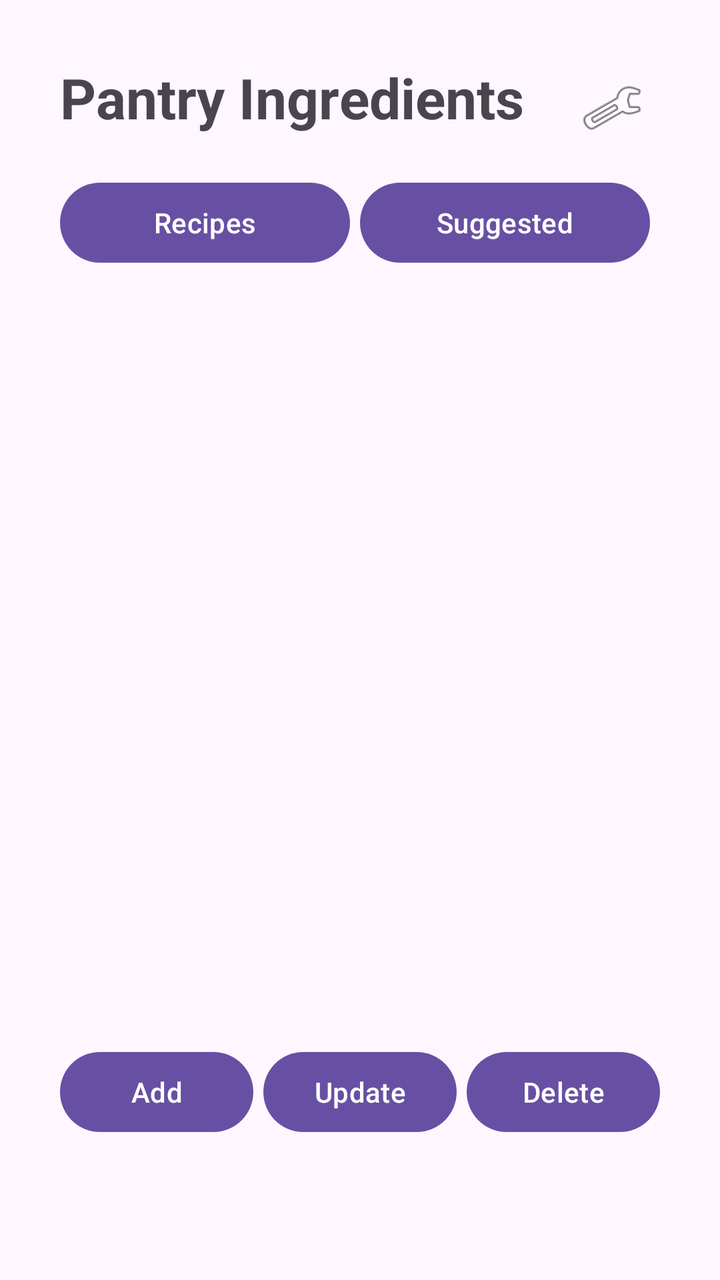
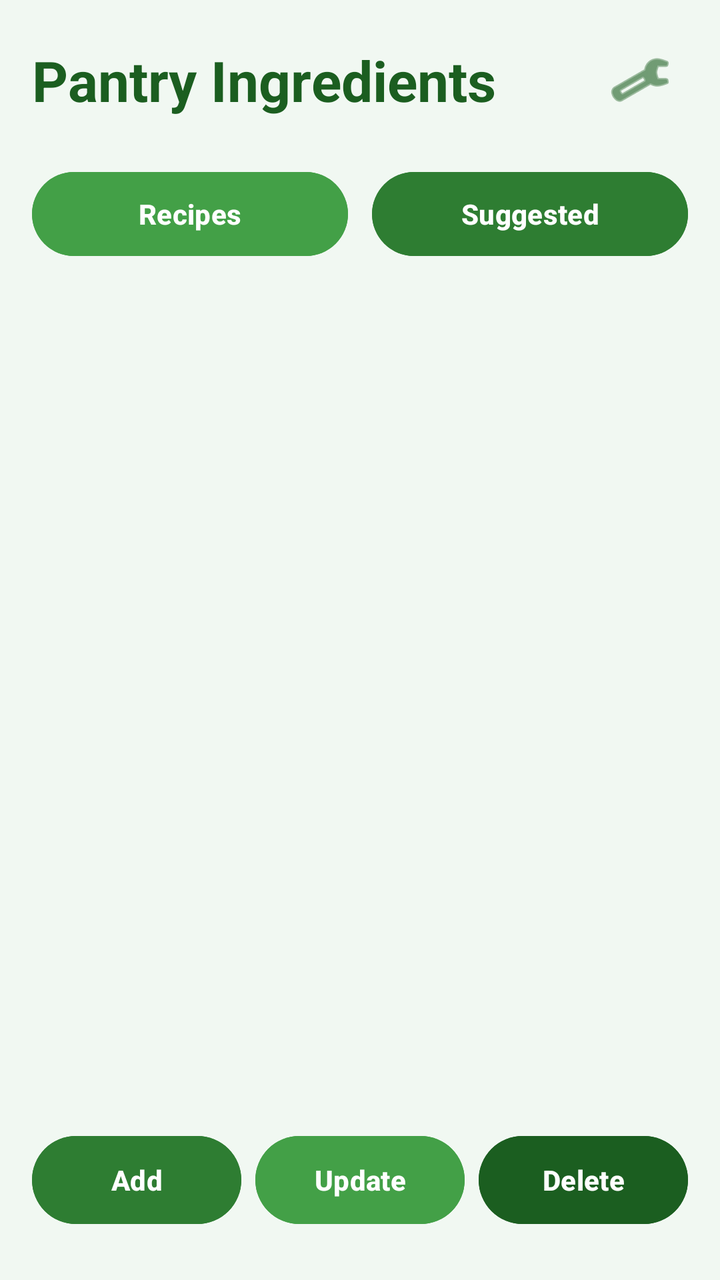

The first picture is an Android layout as it rendered before a commit; the second is the same layout after the commit. The layout source and the unified diff follow.
<!-- AndroidManifest.xml: application theme Theme.SmartPantryManager -->
<!-- res/layout/activity_main.xml -->
<?xml version="1.0" encoding="utf-8"?>
<LinearLayout xmlns:android="http://schemas.android.com/apk/res/android"
    xmlns:app="http://schemas.android.com/apk/res-auto"
    xmlns:tools="http://schemas.android.com/tools"
    android:id="@+id/main"
    android:orientation="vertical"
    android:gravity="center"
    android:padding="30dp"
    android:layout_width="match_parent"
    android:layout_height="match_parent"
    tools:context=".MainActivity">

    <LinearLayout
        android:orientation="horizontal"
        android:layout_width="match_parent"
        android:layout_height="wrap_content" >

        <TextView
            android:id="@+id/Title"
            android:text="Pantry Ingredients"
            android:textSize="28sp"
            android:textStyle="bold"
            android:layout_marginBottom="20dp"
            android:layout_weight="1"
            android:layout_width="wrap_content"
            android:layout_height="wrap_content" />

        <ImageButton
            android:id="@+id/btnSettings"
            android:src="@android:drawable/ic_menu_manage"
            android:background="@android:color/transparent"
            android:layout_width="48dp"
            android:layout_height="48dp" />

    </LinearLayout>


<LinearLayout
    android:layout_width="match_parent"
    android:layout_height="wrap_content" >

    <Button
        android:id="@+id/btnRecipes"
        android:layout_width="0dp"
        android:layout_height="wrap_content"
        android:layout_weight="1"
        android:layout_marginEnd="5dp"
        android:layout_marginBottom="20dp"
        android:text="Recipes" />

    <Button
        android:id="@+id/btnSuggestedRecipes"
        android:text="Suggested"
        android:layout_weight="1"
        android:layout_width="0dp"
        android:layout_height="wrap_content"
        android:layout_marginEnd="5dp"
        android:layout_marginBottom="20dp"/>

</LinearLayout>


    <TextView
        android:id="@+id/EmptyMessage"
        android:text="Add ingredients to get started"
        android:textSize="16sp"
        android:gravity="bottom"
        android:visibility="gone"
        android:layout_weight="1"
        android:layout_width="wrap_content"
        android:layout_height="0dp" />

    <androidx.recyclerview.widget.RecyclerView
        android:id="@+id/recyclerIngredients"
        android:layout_weight="1"
        android:layout_width="match_parent"
        android:layout_height="0dp" />

    <LinearLayout
        android:orientation="horizontal"
        android:layout_marginBottom="20dp"
        android:layout_width="match_parent"
        android:layout_height="wrap_content">
    <Button
        android:id="@+id/btnAddIngredient"
        android:text="Add"
        android:layout_marginBottom="20dp"
        android:layout_marginEnd="5dp"
        android:layout_width="0dp"
        android:layout_height="wrap_content"
        android:layout_weight="1"/>
    <Button
        android:id="@+id/btnUpdateIngredient"
        android:text="Update"
        android:layout_marginBottom="20dp"
        android:layout_marginEnd="5dp"
        android:layout_width="0dp"
        android:layout_height="wrap_content"
        android:layout_weight="1"/>
    <Button
        android:id="@+id/btnDeleteIngredient"
        android:text="Delete"
        android:layout_marginBottom="20dp"
        android:layout_width="0dp"
        android:layout_height="wrap_content"
        android:layout_weight="1"/>

    </LinearLayout>

</LinearLayout>
<!-- resources referenced by this layout -->
<resources>
  <style name="Theme.SmartPantryManager" parent="Base.Theme.SmartPantryManager" />
  <style name="Base.Theme.SmartPantryManager" parent="Theme.Material3.DayNight.NoActionBar">
          
          
      </style>
</resources>

<!-- the commit's change to res/layout/activity_main.xml (unified diff, before → after) -->
@@ -1,109 +1,141 @@
 <?xml version="1.0" encoding="utf-8"?>
-<LinearLayout xmlns:android="http://schemas.android.com/apk/res/android"
-    xmlns:app="http://schemas.android.com/apk/res-auto"
+<LinearLayout
+    xmlns:android="http://schemas.android.com/apk/res/android"
     xmlns:tools="http://schemas.android.com/tools"
     android:id="@+id/main"
-    android:orientation="vertical"
-    android:gravity="center"
-    android:padding="30dp"
     android:layout_width="match_parent"
     android:layout_height="match_parent"
+    android:orientation="vertical"
+    android:background="@color/green_very_light"
+    android:padding="16dp"
     tools:context=".MainActivity">
 
+    
     <LinearLayout
+        android:layout_width="match_parent"
+        android:layout_height="wrap_content"
         android:orientation="horizontal"
-        android:layout_width="match_parent"
-        android:layout_height="wrap_content" >
+        android:gravity="center_vertical"
+        android:layout_marginBottom="18dp">
 
         <TextView
             android:id="@+id/Title"
+            android:layout_width="0dp"
+            android:layout_height="wrap_content"
+            android:layout_weight="1"
             android:text="Pantry Ingredients"
+            android:textColor="@color/green_dark"
             android:textSize="28sp"
-            android:textStyle="bold"
-            android:layout_marginBottom="20dp"
-            android:layout_weight="1"
-            android:layout_width="wrap_content"
-            android:layout_height="wrap_content" />
+            android:textStyle="bold" />
 
         <ImageButton
             android:id="@+id/btnSettings"
+            android:layout_width="48dp"
+            android:layout_height="48dp"
             android:src="@android:drawable/ic_menu_manage"
+            android:tint="@color/green_dark"
+            android:padding="10dp"
             android:background="@android:color/transparent"
-            android:layout_width="48dp"
-            android:layout_height="48dp" />
+            android:contentDescription="Settings" />
 
     </LinearLayout>
 
+    <LinearLayout
+        android:layout_width="match_parent"
+        android:layout_height="wrap_content"
+        android:orientation="horizontal"
+        android:layout_marginBottom="16dp">
 
-<LinearLayout
-    android:layout_width="match_parent"
-    android:layout_height="wrap_content" >
+        <Button
+            android:id="@+id/btnRecipes"
+            android:layout_width="0dp"
+            android:layout_height="50dp"
+            android:layout_weight="1"
+            android:layout_marginEnd="6dp"
+            android:text="Recipes"
+            android:textColor="@color/White"
+            android:textStyle="bold"
+            android:backgroundTint="@color/green_medium" />
 
-    <Button
-        android:id="@+id/btnRecipes"
-        android:layout_width="0dp"
-        android:layout_height="wrap_content"
-        android:layout_weight="1"
-        android:layout_marginEnd="5dp"
-        android:layout_marginBottom="20dp"
-        android:text="Recipes" />
+        <Button
+            android:id="@+id/btnSuggestedRecipes"
+            android:layout_width="0dp"
+            android:layout_height="50dp"
+            android:layout_weight="1"
+            android:layout_marginStart="6dp"
+            android:text="Suggested"
+            android:textColor="@color/White"
+            android:textStyle="bold"
+            android:backgroundTint="@color/green_primary" />
 
-    <Button
-        android:id="@+id/btnSuggestedRecipes"
-        android:text="Suggested"
-        android:layout_weight="1"
-        android:layout_width="0dp"
-        android:layout_height="wrap_content"
-        android:layout_marginEnd="5dp"
-        android:layout_marginBottom="20dp"/>
+    </LinearLayout>
 
-</LinearLayout>
+    <FrameLayout
+        android:layout_width="match_parent"
+        android:layout_height="0dp"
+        android:layout_weight="1">
 
+        <androidx.recyclerview.widget.RecyclerView
+            android:id="@+id/recyclerIngredients"
+            android:layout_width="match_parent"
+            android:layout_height="match_parent"
+            android:paddingTop="4dp"
+            android:paddingBottom="6dp"
+            android:clipToPadding="false" />
 
-    <TextView
-        android:id="@+id/EmptyMessage"
-        android:text="Add ingredients to get started"
-        android:textSize="16sp"
-        android:gravity="bottom"
-        android:visibility="gone"
-        android:layout_weight="1"
-        android:layout_width="wrap_content"
-        android:layout_height="0dp" />
+        <TextView
+            android:id="@+id/EmptyMessage"
+            android:layout_width="match_parent"
+            android:layout_height="match_parent"
+            android:gravity="center"
+            android:text="Add ingredients to get started"
+            android:textColor="@color/text_secondary"
+            android:textSize="17sp"
+            android:textStyle="bold"
+            android:visibility="gone" />
 
-    <androidx.recyclerview.widget.RecyclerView
-        android:id="@+id/recyclerIngredients"
-        android:layout_weight="1"
-        android:layout_width="match_parent"
-        android:layout_height="0dp" />
+    </FrameLayout>
 
     <LinearLayout
+        android:layout_width="match_parent"
+        android:layout_height="wrap_content"
         android:orientation="horizontal"
-        android:layout_marginBottom="20dp"
-        android:layout_width="match_parent"
-        android:layout_height="wrap_content">
-    <Button
-        android:id="@+id/btnAddIngredient"
-        android:text="Add"
-        android:layout_marginBottom="20dp"
-        android:layout_marginEnd="5dp"
-        android:layout_width="0dp"
-        android:layout_height="wrap_content"
-        android:layout_weight="1"/>
-    <Button
-        android:id="@+id/btnUpdateIngredient"
-        android:text="Update"
-        android:layout_marginBottom="20dp"
-        android:layout_marginEnd="5dp"
-        android:layout_width="0dp"
-        android:layout_height="wrap_content"
-        android:layout_weight="1"/>
-    <Button
-        android:id="@+id/btnDeleteIngredient"
-        android:text="Delete"
-        android:layout_marginBottom="20dp"
-        android:layout_width="0dp"
-        android:layout_height="wrap_content"
-        android:layout_weight="1"/>
+        android:layout_marginTop="14dp"
+        android:layout_marginBottom="8dp">
+
+        <Button
+            android:id="@+id/btnAddIngredient"
+            android:layout_width="0dp"
+            android:layout_height="52dp"
+            android:layout_weight="1"
+            android:layout_marginEnd="5dp"
+            android:text="Add"
+            android:textColor="@color/White"
+            android:textStyle="bold"
+            android:backgroundTint="@color/green_primary" />
+
+        <Button
+            android:id="@+id/btnUpdateIngredient"
+            android:layout_width="0dp"
+            android:layout_height="52dp"
+            android:layout_weight="1"
+            android:layout_marginStart="2dp"
+            android:layout_marginEnd="2dp"
+            android:text="Update"
+            android:textColor="@color/White"
+            android:textStyle="bold"
+            android:backgroundTint="@color/green_medium" />
+
+        <Button
+            android:id="@+id/btnDeleteIngredient"
+            android:layout_width="0dp"
+            android:layout_height="52dp"
+            android:layout_weight="1"
+            android:layout_marginStart="5dp"
+            android:text="Delete"
+            android:textColor="@color/White"
+            android:textStyle="bold"
+            android:backgroundTint="@color/green_dark" />
 
     </LinearLayout>
 
<!-- resource entries referenced after the edit -->
@@ -1,5 +1,11 @@
 <!-- resources referenced by this layout -->
 <resources>
+  <color name="White">#FFFFFF</color>
+  <color name="green_dark">#1B5E20</color>
+  <color name="green_medium">#43A047</color>
+  <color name="green_primary">#2E7D32</color>
+  <color name="green_very_light">#F1F8F2</color>
+  <color name="text_secondary">#657365</color>
   <style name="Theme.SmartPantryManager" parent="Base.Theme.SmartPantryManager" />
   <style name="Base.Theme.SmartPantryManager" parent="Theme.Material3.DayNight.NoActionBar">
           
